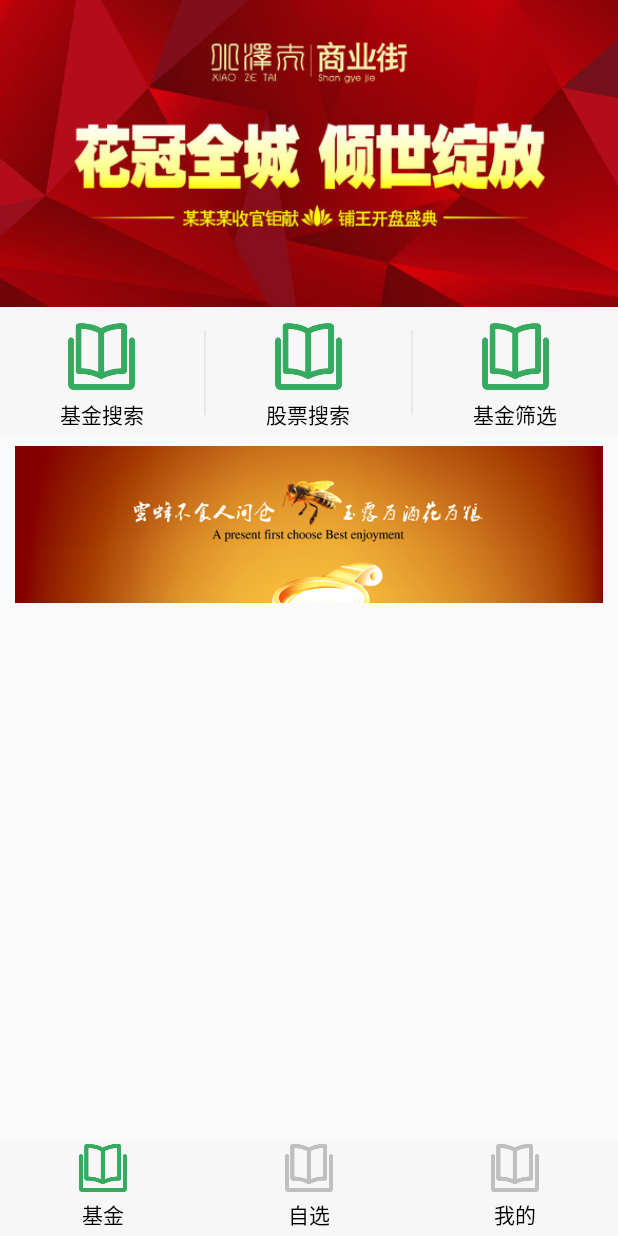
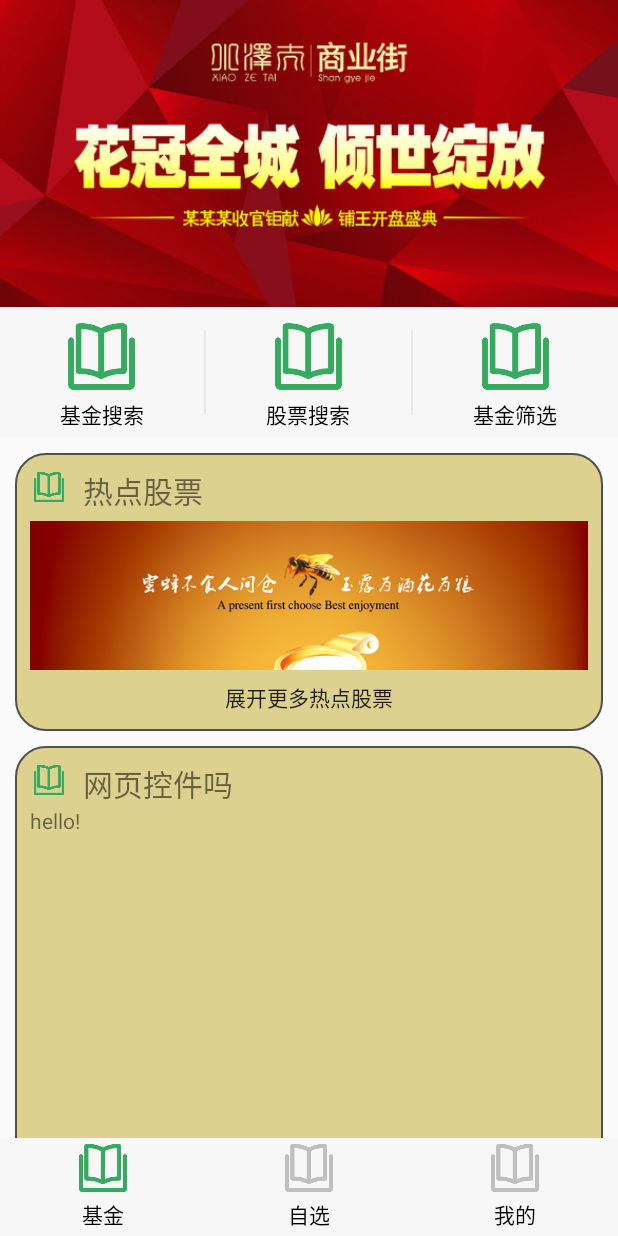
Before and after one commit to Dawn1261283562/Android-foundation, an Android app: the screen it shows after launch (MainActivity), on a phone screen of 412 x 824 dp. Run offline under Robolectric (Android 15) with nearby library versions, the phone set to English and light mode, and no system bars.

Commit message:
Signed-off-by: an-dou <759055535@qq.com>

```diff
--- a/android/studying/app/src/main/java/com/example/studying/PageFragment2.java
+++ b/android/studying/app/src/main/java/com/example/studying/PageFragment2.java
@@ -32,11 +32,9 @@ import okhttp3.ResponseBody;
 public class PageFragment2 extends androidx.fragment.app.Fragment {
     private View mView;
 
-    private List<FundGeneral> fundGeneralList=new ArrayList<>();
-
-    private EditText et_username;
-    private EditText et_password;
-    private Button btn_login;
+    private List<FundGeneral> fundGeneralList;
+    private FundAdapter fundAdapter;
+    private ListView listView;
 
     private String username;
 
@@ -45,18 +43,13 @@ public class PageFragment2 extends androidx.fragment.app.Fragment {
         if (mView == null) {
             mView = inflater.inflate(R.layout.page_fragment2, container, false);
         }
-        //获取到用户选择的基金
+
+        fundGeneralList=new ArrayList<>();
         fundSlected();
-
-        FundAdapter fundAdapter=new FundAdapter(getContext(),R.layout.fund_item,fundGeneralList);
-
-        ListView listView = (ListView) mView.findViewById(R.id.list_fund_selected);
+        fundAdapter=new FundAdapter(getContext(),R.layout.fund_item,fundGeneralList);
+        listView = mView.findViewById(R.id.list_fund_selected);
         listView.setAdapter(fundAdapter);
 
-        //绑定控件
-        et_username = (EditText) mView.findViewById(R.id.edit_username);
-        et_password = (EditText) mView.findViewById(R.id.edit_pwd);
-        btn_login = (Button) mView.findViewById(R.id.btn_login);
         initData();
 
         return mView;
@@ -68,90 +61,6 @@ public class PageFragment2 extends androidx.fragment.app.Fragment {
         Data data = (Data)getActivity().getApplication();
         username=data.getUsername();
 
-        //为登录按钮设置点击事件
-        btn_login.setOnClickListener(new View.OnClickListener() {
-            @Override
-            public void onClick(View v) {
-                String url = "http://localhost:8080/user/lgoin";
-                url = "http://4s348z6897.qicp.vip/stock/hellos?id=sz000004";
-                url = "http://localhost:8080/stock/hellos?id=";
-                url = "http://localhost:8080/user/getListByPhone?userName=";
-                url = "http://43m486x897.yicp.fun:50117/user/getListByPhone?userName=";
-                url="http://4s348z6897.qicp.vip/user/getListByPhone?userName=";
-                url = "http://4s348z6897.qicp.vip/stock/hellos?id=";
-
-
-                url = "http://localhost:8080/stock/hellos?id=";
-                url = "http://43m486x897.yicp.fun/fundHeavy/hellos?id=";
-                //请求传入的参数
-                RequestBody requestBody = new FormBody.Builder()
-                        .add("username", et_username.getText().toString())
-                        .add("password", et_password.getText().toString())
-                        .build();
-                url=url+et_username.getText().toString();
-                HttpGetRequest.sendOkHttpGetRequest(url, new Callback() {
-                    @Override
-                    public void onFailure(Call call, IOException e) {
-                        Looper.prepare();
-                        Toast.makeText(getActivity(), "post请求失败", Toast.LENGTH_SHORT).show();
-                        Looper.loop();
-                    }
-
-                    @Override
-                    public void onResponse(Call call, Response response) throws IOException {
-
-//                        ResponseBody data = response.body();
-//                        String strByJson = response.body().string();
-//
-////                        Gson gson = new Gson();
-////                        User bean = gson.fromJson(jstr, User.class);
-////                        System.out.println(bean.id);
-////                        System.out.println(bean.username);
-////                        System.out.println(bean.password);
-//
-//                        JsonParser parser = new JsonParser();
-//                        //将JSON的String 转成一个JsonArray对象
-//                        JsonArray jsonArray = parser.parse(strByJson).getAsJsonArray();
-//
-//                        Gson gson = new Gson();
-//                        ArrayList<User> userBeanList = new ArrayList<>();
-//
-//                        //加强for循环遍历JsonArray
-//                        for (JsonElement user : jsonArray) {
-//                            //使用GSON，直接转成Bean对象
-//                            User userBean = gson.fromJson(user, User.class);
-//                            userBeanList.add(userBean);
-//
-//                            System.out.println(userBean.id);
-//                            System.out.println(userBean.username);
-//                            System.out.println(userBean.password);
-//                        }
-//
-//                        //String json = new String(data.bytes());
-//                        //var obj = data.parseJSON();
-//                        //JSONArray.fromObject(stu);
-//
-//
-//                        Looper.prepare();
-//                        System.out.println(data);
-//                        Toast.makeText(MainActivity.this, strByJson, Toast.LENGTH_SHORT).show();
-//                        Looper.loop();
-
-
-                        ResponseBody data = response.body();
-                        String strByJson = response.body().string();
-
-
-
-
-                        Looper.prepare();
-                        System.out.println(data);
-                        Toast.makeText(getActivity(), strByJson, Toast.LENGTH_SHORT).show();
-                        Looper.loop();
-                    }
-                });
-            }
-        });
     }
 
 
@@ -169,53 +78,3 @@ public class PageFragment2 extends androidx.fragment.app.Fragment {
         ((ViewGroup) mView.getParent()).removeView(mView);
     }
 }
-
-//    private EditText et_username;
-//
-//    private EditText et_password;
-//
-//    private Button btn_login;
-//
-//    @Override
-//    public void onCreate(Bundle savedInstanceState) {
-//        super.onCreate(savedInstanceState);
-//        setContentView(R.layout.activity_main);
-//        initView();
-//    }
-//
-//    private void initView() {
-//        //绑定控件
-//        et_username = findViewById(R.id.edit_username);
-//        et_password = findViewById(R.id.edit_pwd);
-//        btn_login = findViewById(R.id.btn_login);
-//
-//        //为登录按钮设置点击事件
-//        btn_login.setOnClickListener(new View.OnClickListener() {
-//            @Override
-//            public void onClick(View v) {
-//                String url = "http://加上刚才复制的ip地址:8080/user/lgoin";
-//
-//                //请求传入的参数
-//                RequestBody requestBody = new FormBody.Builder()
-//                        .add("username", et_username.getText().toString())
-//                        .add("password", et_password.getText().toString())
-//                        .build();
-//
-//                HttpPostRequest.okhttpPost(url, requestBody, new Callback() {
-//                    @Override
-//                    public void onFailure(Call call, IOException e) {
-//                        Looper.prepare();
-//                        Toast.makeText(MainActivity.this, "post请求失败", Toast.LENGTH_SHORT).show();
-//                        Looper.loop();
-//                    }
-//
-//                    @Override
-//                    public void onResponse(Call call, Response response) throws IOException {
-//                        Looper.prepare();
-//                        Toast.makeText(MainActivity.this, "成功,用户名为：" + et_username.getText().toString(), Toast.LENGTH_SHORT).show();
-//                        Looper.loop();
-//                    }
-//                });
-//            }
-//        });
-//    }
--- a/android/studying/app/src/main/res/layout/page_fragment1.xml
+++ b/android/studying/app/src/main/res/layout/page_fragment1.xml
@@ -3,9 +3,11 @@
 <LinearLayout xmlns:android="http://schemas.android.com/apk/res/android"
     android:layout_width="match_parent"
     android:layout_height="match_parent"
-    android:orientation="vertical">
+    android:orientation="vertical"
+    xmlns:tools="http://schemas.android.com/tools">
 
     <ImageView
+        android:id="@+id/page_fragment1_image1"
         android:layout_width="match_parent"
         android:layout_height="wrap_content"
         android:adjustViewBounds="true"
@@ -79,14 +81,40 @@
         android:layout_width="match_parent"
         android:layout_height="0dp"
         android:layout_weight="1"
+        android:paddingTop="10dp">
+        <LinearLayout
+            android:layout_width="match_parent"
+            android:layout_height="match_parent"
             android:paddingStart="10dp"
-        android:paddingEnd="10dp">
+            android:paddingEnd="10dp"
+            android:orientation="vertical">
+
             <LinearLayout
                 android:layout_width="match_parent"
                 android:layout_height="wrap_content"
-            android:orientation="vertical">
+                android:padding="10dp"
+                android:orientation="vertical"
+                android:background="@drawable/search_background">
+                <RelativeLayout
+                    android:layout_width="wrap_content"
+                    android:layout_height="wrap_content">
 
                     <ImageView
+                        android:id="@+id/page_fragment1_icon1"
+                        android:layout_width="25dp"
+                        android:layout_height="25dp"
+                        android:src="@mipmap/icon1_2" />
+                    <TextView
+                        android:layout_width="wrap_content"
+                        android:layout_height="wrap_content"
+                        android:layout_toRightOf="@id/page_fragment1_icon1"
+                        android:paddingStart="10dp"
+                        android:text="热点股票"
+                        android:textSize="20sp" />
+                </RelativeLayout>
+
+                <ImageView
+                    android:id="@+id/page_fragment1_image2"
                     android:layout_width="match_parent"
                     android:layout_height="wrap_content"
                     android:layout_marginTop="5dp"
@@ -96,13 +124,51 @@
                     android:src="@mipmap/pppicture"/>
 
                 <ListView
-                android:id="@+id/list_search1"
+                    android:id="@+id/page_fragment1_list1"
                     android:layout_width="match_parent"
-                android:layout_height="wrap_content" />
+                    android:layout_height="250dp"
+                    android:visibility="gone"
+                    tools:visibility="visible"/>
+                <Button
+                    android:id="@+id/page_fragment1_button1"
+                    android:layout_width="match_parent"
+                    android:layout_height="25dp"
+                    android:text="展开更多热点股票"
+                    android:background="@color/transparent"/>
+            </LinearLayout>
+
+            <LinearLayout
+                android:layout_width="match_parent"
+                android:layout_height="wrap_content"
+                android:layout_marginTop="10dp"
+                android:padding="10dp"
+                android:orientation="vertical"
+                android:background="@drawable/search_background">
+                <RelativeLayout
+                    android:layout_width="wrap_content"
+                    android:layout_height="wrap_content">
+                    <ImageView
+                        android:id="@+id/page_fragment1_icon2"
+                        android:layout_width="25dp"
+                        android:layout_height="25dp"
+                        android:src="@mipmap/icon1_2" />
+
+                    <TextView
+                        android:layout_width="wrap_content"
+                        android:layout_height="wrap_content"
+                        android:layout_toRightOf="@id/page_fragment1_icon2"
+                        android:paddingStart="10dp"
+                        android:text="网页控件吗"
+                        android:textSize="20sp" />
+                </RelativeLayout>
+                <TextView
+                    android:layout_width="match_parent"
+                    android:layout_height="300dp"
+                    android:text="hello!"/>
+
+            </LinearLayout>
 
         </LinearLayout>
     </ScrollView>
 
-
-
 </LinearLayout>
```
Also changed, not shown: android/studying/app/src/main/java/com/example/studying/MainActivity2.java (+15 -10 lines), android/studying/app/src/main/java/com/example/studying/PageFragment1.java (+69 -7 lines), android/studying/app/src/main/java/com/example/studying/SearchFragment1.java (+24 -8 lines), android/studying/app/src/main/java/com/example/studying/SearchFragment2.java (+10 -10 lines), android/studying/app/src/main/java/com/example/studying/addStockActivity.java (+9 -0 lines), android/studying/app/src/main/res/layout/activity_add_stock.xml (+9 -1 lines), android/studying/app/src/main/res/layout/page_fragment2.xml (+38 -35 lines), android/studying/app/src/main/res/layout/search_fragment1.xml (+23 -4 lines), android/studying/app/src/main/res/layout/search_fragment2.xml (+9 -1 lines). Lines whose indentation alone changed are shown as unchanged.
